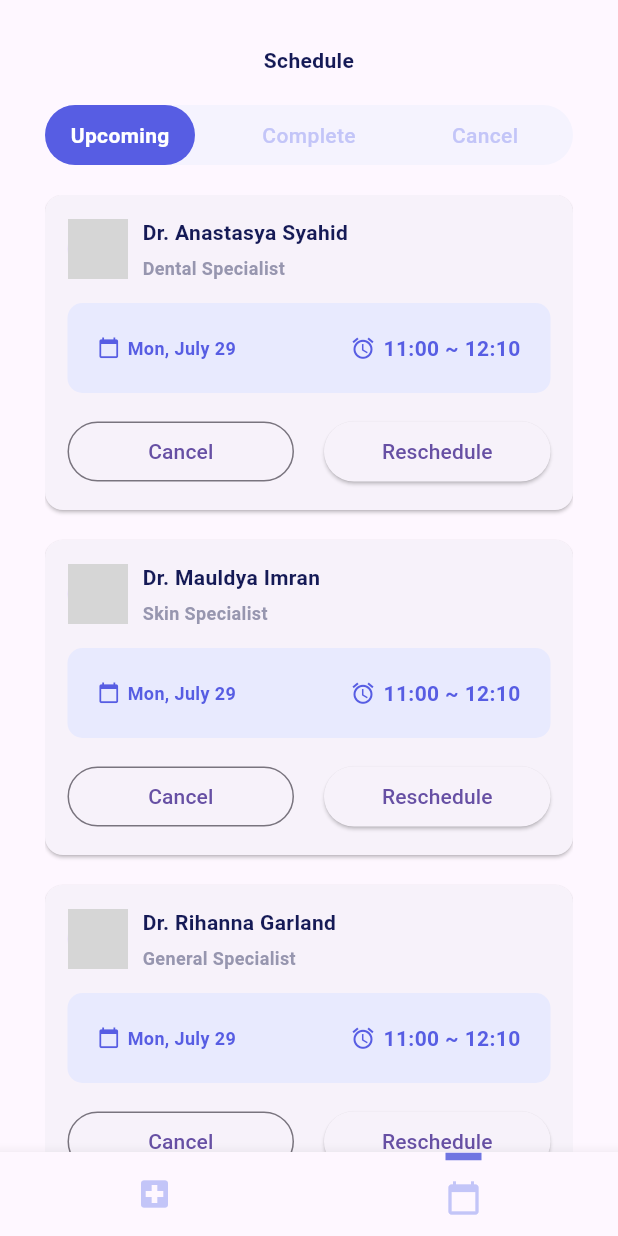
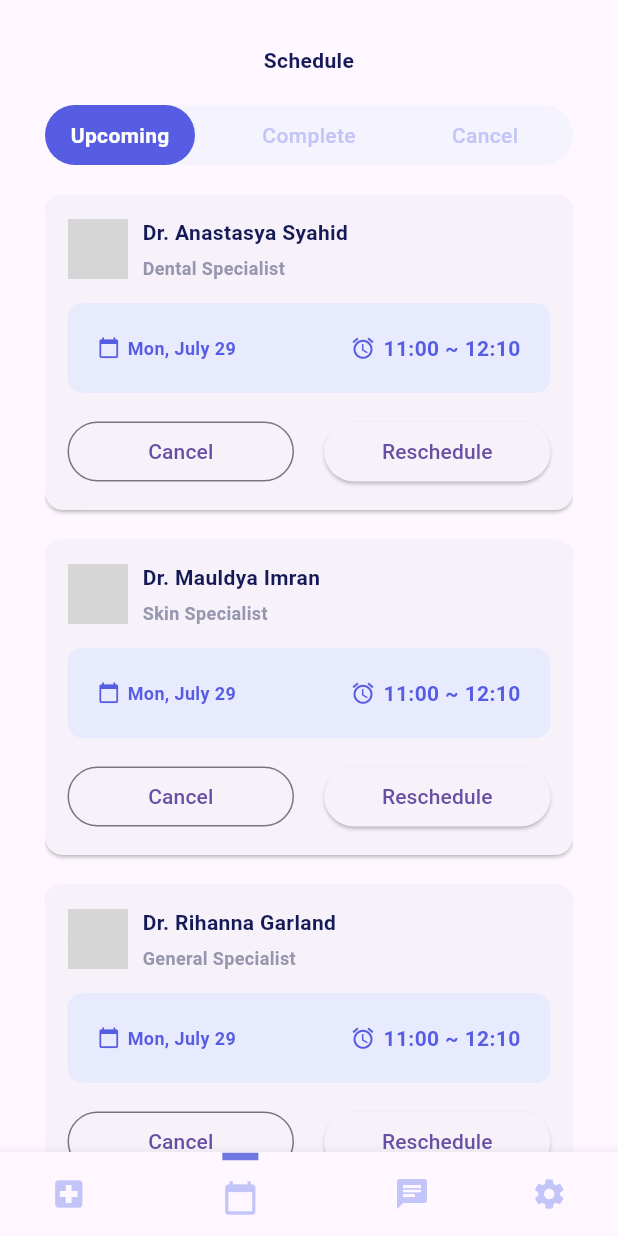
Before and after one commit to PasinduNimesha/MedChannel, a Flutter app: the HomeScreen screen opened directly, item 2 of the bottom bar chosen, on a phone screen of 412 x 824 dp. Run offline on Flutter 3.47's test engine with Material 3 defaults, Android fonts, the phone set to English and light mode, and no system bars; grey boxes are pictures that could not be loaded.

Commit message:
Update HomeScreen.dart

```diff
--- a/lib/screens/patient/HomeScreen.dart
+++ b/lib/screens/patient/HomeScreen.dart
@@ -1,7 +1,9 @@
 import 'package:flutter/material.dart';
 import 'package:med_channel/styles/colors.dart';
+import 'package:med_channel/tabs/ChatTab.dart';
 import 'package:med_channel/tabs/HomeTab.dart';
 import 'package:med_channel/tabs/ScheduleTab.dart';
+import 'package:med_channel/tabs/SettingsTab.dart';
 
 class HomeScreen extends StatefulWidget {
   const HomeScreen({Key? key}) : super(key: key);
@@ -13,6 +15,8 @@ class HomeScreen extends StatefulWidget {
 List<Map> navigationBarItems = [
   {'icon': Icons.local_hospital, 'index': 0},
   {'icon': Icons.calendar_today, 'index': 1},
+  {'icon': Icons.chat, 'index': 2},
+  {'icon': Icons.settings, 'index': 3}
 ];
 
 class _HomeScreenState extends State<HomeScreen> {
@@ -30,6 +34,8 @@ class _HomeScreenState extends State<HomeScreen> {
         onPressedScheduleCard: goToSchedule,
       ),
       ScheduleTab(),
+      ChatTab(),
+      SettingsTab()
     ];
 
     return Scaffold(
```
